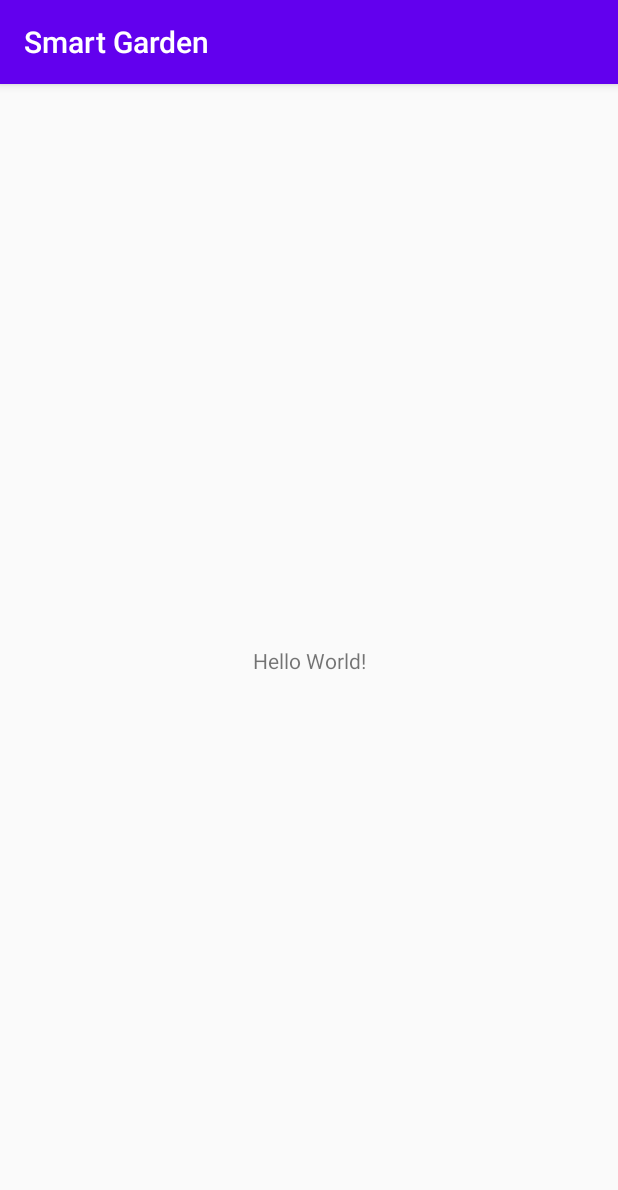
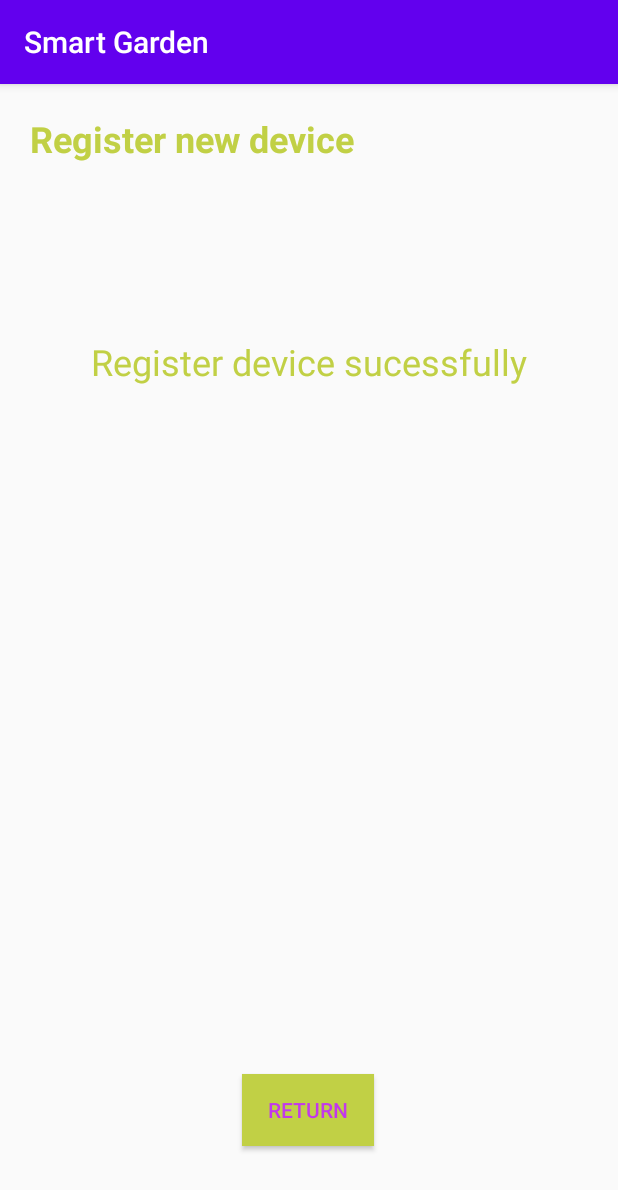
Before and after one commit to ZoroZero/Group9-Smart-garden-project, an Android app: the screen it shows after launch (MainActivity), on a phone screen of 412 x 824 dp. Shown: the top 1190 px of the screen. Run offline under Robolectric (Android 15) with nearby library versions, the phone set to English and light mode, and no system bars.

Commit message:
add register device result message tab

```diff
--- a/Smart_garden_app/app/src/main/java/com/example/smartgarden/MainActivity.java
+++ b/Smart_garden_app/app/src/main/java/com/example/smartgarden/MainActivity.java
@@ -9,6 +9,6 @@
     @Override
     protected void onCreate(Bundle savedInstanceState) {
         super.onCreate(savedInstanceState);
-        setContentView(R.layout.activity_main);
+        setContentView(R.layout.register_device_message);
     }
 }
--- /dev/null
+++ b/Smart_garden_app/app/src/main/res/layout/register_device_message.xml
@@ -0,0 +1,48 @@
+<?xml version="1.0" encoding="utf-8"?>
+<androidx.constraintlayout.widget.ConstraintLayout
+    xmlns:android="http://schemas.android.com/apk/res/android"
+    xmlns:app="http://schemas.android.com/apk/res-auto"
+    xmlns:tools="http://schemas.android.com/tools"
+    android:layout_width="match_parent"
+    android:layout_height="match_parent">
+
+    <TextView
+        android:id="@+id/textView"
+        android:layout_width="wrap_content"
+        android:layout_height="wrap_content"
+        android:layout_marginLeft="20dp"
+        android:layout_marginTop="20dp"
+        android:text="Register new device"
+        android:textColor="#C1D045"
+        android:textSize="24sp"
+        android:textStyle="bold"
+        app:layout_constraintEnd_toEndOf="parent"
+        app:layout_constraintHorizontal_bias="0.0"
+        app:layout_constraintStart_toStartOf="parent"
+        app:layout_constraintTop_toTopOf="parent" />
+
+    <TextView
+        android:id="@+id/registerMessageTextView"
+        android:layout_width="wrap_content"
+        android:layout_height="wrap_content"
+        android:layout_marginTop="116dp"
+        android:text="Register device sucessfully"
+        android:textColor="#C1D045"
+        android:textSize="24sp"
+        app:layout_constraintEnd_toEndOf="parent"
+        app:layout_constraintStart_toStartOf="parent"
+        app:layout_constraintTop_toBottomOf="@+id/textView" />
+
+    <Button
+        android:id="@+id/returnButton"
+        android:layout_width="wrap_content"
+        android:layout_height="wrap_content"
+        android:layout_marginBottom="60dp"
+        android:background="#C1D045"
+        android:text="Return"
+        android:textColor="#C238EB"
+        app:layout_constraintBottom_toBottomOf="parent"
+        app:layout_constraintEnd_toEndOf="parent"
+        app:layout_constraintHorizontal_bias="0.498"
+        app:layout_constraintStart_toStartOf="parent" />
+</androidx.constraintlayout.widget.ConstraintLayout>
--- a/Smart_garden_app/app/src/main/res/layout/register_device_search.xml
+++ b/Smart_garden_app/app/src/main/res/layout/register_device_search.xml
@@ -10,13 +10,14 @@
         android:id="@+id/registerDeviceTextView"
         android:layout_width="wrap_content"
         android:layout_height="wrap_content"
+        android:layout_marginStart="20dp"
         android:layout_marginTop="20dp"
         android:text="Register new device"
         android:textColor="#c1d045"
         android:textSize="24sp"
         android:textStyle="bold"
         app:layout_constraintEnd_toEndOf="parent"
-        app:layout_constraintHorizontal_bias="0.107"
+        app:layout_constraintHorizontal_bias="0.005"
         app:layout_constraintStart_toStartOf="parent"
         app:layout_constraintTop_toTopOf="parent" />
 
@@ -81,7 +82,7 @@
         android:layout_width="wrap_content"
         android:layout_height="wrap_content"
         android:background="#C1D045"
-        android:text="Button"
+        android:text="Submit"
         android:textColor="#C238EB"
         app:layout_constraintBottom_toBottomOf="parent"
         app:layout_constraintEnd_toEndOf="parent"
```
